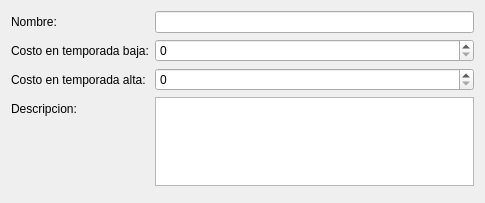
This is src/ui/tipo.ui in leosmolas/conotels as Qt 5 draws it before an edit. The edited form follows.
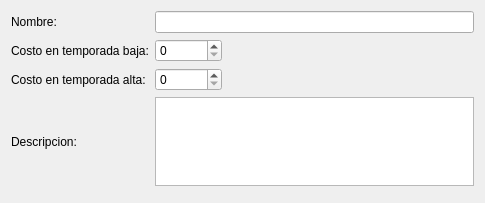
This is the edited form.

Patch:
```diff
--- a/src/ui/tipo.ui
+++ b/src/ui/tipo.ui
@@ -15,7 +15,7 @@
   </property>
   <layout class="QGridLayout" name="gridLayout">
    <item row="0" column="0">
-    <layout class="QFormLayout" name="formLayout">
+    <layout class="QGridLayout" name="gridLayout_2">
      <item row="0" column="0">
       <widget class="QLabel" name="label">
        <property name="text">
@@ -23,6 +23,9 @@
        </property>
       </widget>
      </item>
+     <item row="0" column="1" colspan="2">
+      <widget class="QLineEdit" name="nombreLine"/>
+     </item>
      <item row="1" column="0">
       <widget class="QLabel" name="label_2">
        <property name="text">
@@ -30,16 +33,6 @@
        </property>
       </widget>
      </item>
-     <item row="2" column="0">
-      <widget class="QLabel" name="label_3">
-       <property name="text">
-        <string>Costo en temporada alta:</string>
-       </property>
-      </widget>
-     </item>
-     <item row="0" column="1">
-      <widget class="QLineEdit" name="nombreLine"/>
-     </item>
      <item row="1" column="1">
       <widget class="QSpinBox" name="costoTempBajaSpin">
        <property name="maximum">
@@ -47,6 +40,13 @@
        </property>
       </widget>
      </item>
+     <item row="2" column="0">
+      <widget class="QLabel" name="label_3">
+       <property name="text">
+        <string>Costo en temporada alta:</string>
+       </property>
+      </widget>
+     </item>
      <item row="2" column="1">
       <widget class="QSpinBox" name="costoTempAltaSpin">
        <property name="maximum">
@@ -61,9 +61,22 @@
        </property>
       </widget>
      </item>
-     <item row="3" column="1">
+     <item row="3" column="1" colspan="2">
       <widget class="QPlainTextEdit" name="descEdit"/>
      </item>
+     <item row="1" column="2">
+      <spacer name="horizontalSpacer">
+       <property name="orientation">
+        <enum>Qt::Horizontal</enum>
+       </property>
+       <property name="sizeHint" stdset="0">
+        <size>
+         <width>40</width>
+         <height>20</height>
+        </size>
+       </property>
+      </spacer>
+     </item>
     </layout>
    </item>
    <item row="1" column="0">
```
